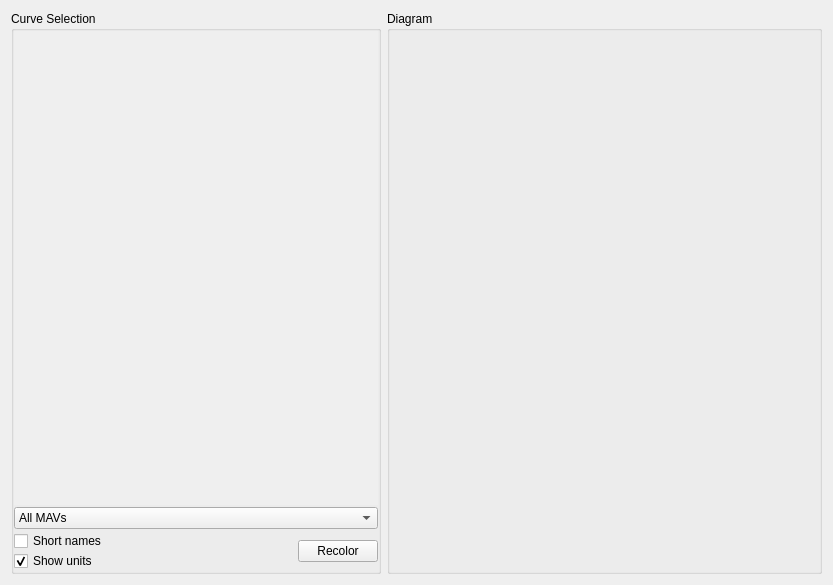
Qt form src/ui/Linechart.ui (mavlink/qgroundcontrol) before a commit.
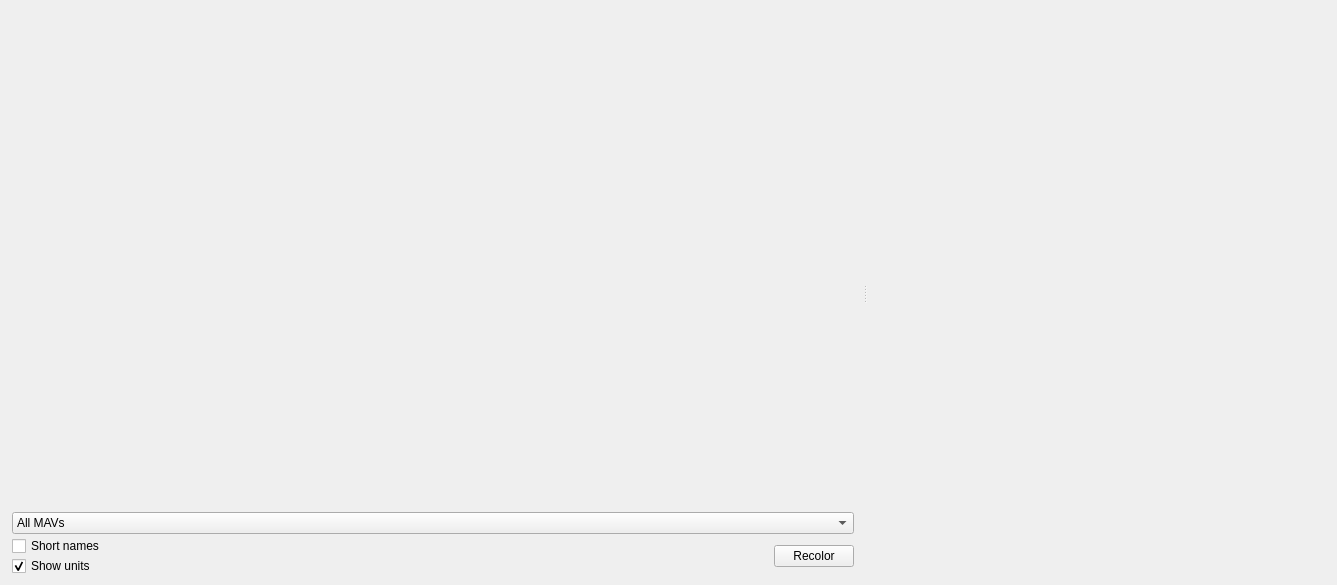
The same form after that commit.

Commit message: Visual cleanups in various places, fits now better small screens

```diff
--- a/src/ui/Linechart.ui
+++ b/src/ui/Linechart.ui
@@ -6,7 +6,7 @@
    <rect>
     <x>0</x>
     <y>0</y>
-    <width>833</width>
+    <width>1337</width>
     <height>585</height>
    </rect>
   </property>
@@ -28,44 +28,39 @@
   <property name="styleSheet">
    <string notr="true"/>
   </property>
-  <layout class="QGridLayout" name="gridLayout" columnstretch="5,0,0">
-   <item row="0" column="0" rowspan="3">
-    <widget class="QGroupBox" name="curveGroupBox">
-     <property name="sizePolicy">
-      <sizepolicy hsizetype="Expanding" vsizetype="MinimumExpanding">
-       <horstretch>1</horstretch>
-       <verstretch>0</verstretch>
-      </sizepolicy>
-     </property>
-     <property name="minimumSize">
-      <size>
-       <width>90</width>
-       <height>200</height>
-      </size>
-     </property>
-     <property name="maximumSize">
-      <size>
-       <width>370</width>
-       <height>16777215</height>
-      </size>
-     </property>
-     <property name="styleSheet">
-      <string notr="true"/>
-     </property>
-     <property name="title">
-      <string>Curve Selection</string>
-     </property>
-     <property name="alignment">
-      <set>Qt::AlignLeading|Qt::AlignLeft|Qt::AlignTop</set>
-     </property>
-     <layout class="QVBoxLayout" name="verticalLayout" stretch="0,0">
-      <property name="spacing">
-       <number>2</number>
-      </property>
+  <layout class="QHBoxLayout" name="horizontalLayout_2">
       <property name="margin">
-       <number>0</number>
+    <number>6</number>
       </property>
       <item>
+    <widget class="QSplitter" name="splitter">
+     <property name="frameShape">
+      <enum>QFrame::NoFrame</enum>
+     </property>
+     <property name="midLineWidth">
+      <number>1</number>
+     </property>
+     <property name="orientation">
+      <enum>Qt::Horizontal</enum>
+     </property>
+     <property name="handleWidth">
+      <number>10</number>
+     </property>
+     <widget class="QWidget" name="curveGroupBox" native="true">
+      <layout class="QGridLayout" name="gridLayout" rowstretch="50,1">
+       <property name="leftMargin">
+        <number>6</number>
+       </property>
+       <property name="topMargin">
+        <number>6</number>
+       </property>
+       <property name="rightMargin">
+        <number>6</number>
+       </property>
+       <property name="bottomMargin">
+        <number>3</number>
+       </property>
+       <item row="0" column="0">
        <widget class="QScrollArea" name="curveListWidget">
         <property name="sizePolicy">
          <sizepolicy hsizetype="Minimum" vsizetype="Expanding">
@@ -108,14 +103,14 @@
           <rect>
            <x>0</x>
            <y>0</y>
-           <width>368</width>
+            <width>202</width>
            <height>488</height>
           </rect>
          </property>
         </widget>
        </widget>
       </item>
-      <item>
+       <item row="1" column="0">
        <layout class="QVBoxLayout" name="verticalLayout_2">
         <property name="spacing">
          <number>2</number>
@@ -203,33 +198,7 @@
       </item>
      </layout>
     </widget>
-   </item>
-   <item row="0" column="2" rowspan="3">
-    <widget class="QGroupBox" name="diagramGroupBox">
-     <property name="sizePolicy">
-      <sizepolicy hsizetype="MinimumExpanding" vsizetype="MinimumExpanding">
-       <horstretch>0</horstretch>
-       <verstretch>0</verstretch>
-      </sizepolicy>
-     </property>
-     <property name="minimumSize">
-      <size>
-       <width>200</width>
-       <height>200</height>
-      </size>
-     </property>
-     <property name="baseSize">
-      <size>
-       <width>800</width>
-       <height>300</height>
-      </size>
-     </property>
-     <property name="styleSheet">
-      <string notr="true"/>
-     </property>
-     <property name="title">
-      <string>Diagram</string>
-     </property>
+     <widget class="QWidget" name="diagramGroupBox" native="true"/>
     </widget>
    </item>
   </layout>
```
Lines whose indentation alone changed are shown as unchanged. The commit also changes 3 other files.
